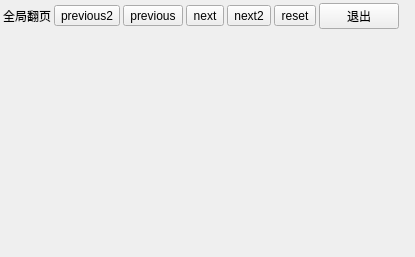
Qt form components/widget_assembler_comics_preview/widget_similar_group_preview/res/similar_group_preview.ui (PPJUST/ComicDup) before a commit.
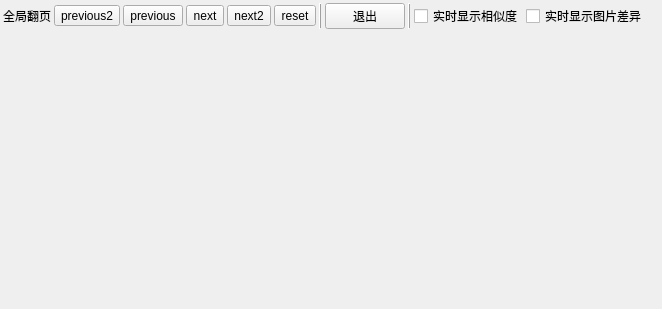
The same form after that commit.

Diff of the .ui file:
```diff
--- a/components/widget_assembler_comics_preview/widget_similar_group_preview/res/similar_group_preview.ui
+++ b/components/widget_assembler_comics_preview/widget_similar_group_preview/res/similar_group_preview.ui
@@ -6,8 +6,8 @@
    <rect>
     <x>0</x>
     <y>0</y>
-    <width>415</width>
-    <height>257</height>
+    <width>662</width>
+    <height>309</height>
    </rect>
   </property>
   <property name="windowTitle">
@@ -76,6 +76,16 @@
        </property>
       </widget>
      </item>
+     <item>
+      <widget class="Line" name="line">
+       <property name="frameShadow">
+        <enum>QFrame::Shadow::Raised</enum>
+       </property>
+       <property name="orientation">
+        <enum>Qt::Orientation::Vertical</enum>
+       </property>
+      </widget>
+     </item>
      <item>
       <widget class="QPushButton" name="pushButton_quit">
        <property name="text">
@@ -83,6 +93,30 @@
        </property>
       </widget>
      </item>
+     <item>
+      <widget class="Line" name="line_2">
+       <property name="frameShadow">
+        <enum>QFrame::Shadow::Raised</enum>
+       </property>
+       <property name="orientation">
+        <enum>Qt::Orientation::Vertical</enum>
+       </property>
+      </widget>
+     </item>
+     <item>
+      <widget class="QCheckBox" name="checkBox_auto_calc_similar">
+       <property name="text">
+        <string>实时显示相似度</string>
+       </property>
+      </widget>
+     </item>
+     <item>
+      <widget class="QCheckBox" name="checkBox_auto_image_diff">
+       <property name="text">
+        <string>实时显示图片差异</string>
+       </property>
+      </widget>
+     </item>
      <item>
       <spacer name="horizontalSpacer">
        <property name="orientation">
```
